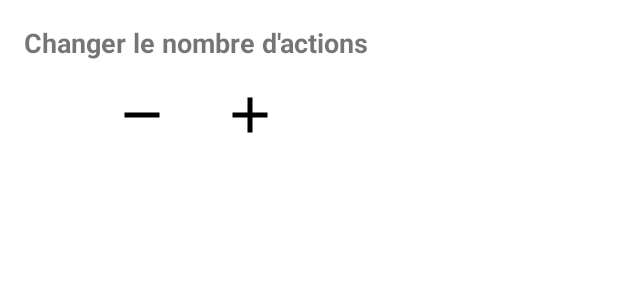
After one commit to alexandrerodenas/portfolio-stock-exchange-app, an Android app built with Jetpack Compose: the layout dialog_edit_quantity.xml on its own in the app's theme, with its tools: preview values and no code run, on a phone screen of 412 x 824 dp. The commit adds this screen. Shown: the top 300 px of the screen. Run offline under Robolectric (Android 15) with nearby library versions, the phone set to English and light mode, and no system bars.

Commit message:
new dialog to update stock number

```diff
--- a/app/src/main/java/com/example/portfolio/database/AppDatabase.kt
+++ b/app/src/main/java/com/example/portfolio/database/AppDatabase.kt
@@ -14,7 +14,6 @@ import com.example.portfolio.database.model.StockDB
 import com.example.portfolio.domain.dao.PositionDao
 import com.example.portfolio.domain.dao.StockDao
 import java.time.LocalDateTime
-import java.time.format.DateTimeFormatter
 import java.util.concurrent.Executors
 
 @TypeConverters(DateConverter::class)
@@ -22,7 +21,6 @@ import java.util.concurrent.Executors
 abstract class AppDatabase : RoomDatabase() {
     abstract fun stockDao(): StockDao
     abstract fun positionDao(): PositionDao
-
 
     companion object {
 
@@ -59,7 +57,8 @@ abstract class AppDatabase : RoomDatabase() {
             StockDB("UBI.PA", "Ubisoft", isForeign = false, isIndex = false),
             StockDB("RNO.PA", "Renault", isForeign = false, isIndex = false),
             StockDB("WPEA.PA", "IShares", isForeign = true, isIndex = false),
-            StockDB("ESE.PA", "BNP S&P500", isForeign = true, isIndex = false)
+            StockDB("ESE.PA", "BNP S&P500", isForeign = true, isIndex = false),
+            StockDB("DG.PA", "Vinci", isForeign = true, isIndex = false)
         )
 
 
--- a/app/src/main/java/com/example/portfolio/domain/dao/PositionDao.kt
+++ b/app/src/main/java/com/example/portfolio/domain/dao/PositionDao.kt
@@ -14,4 +14,10 @@ interface PositionDao {
 
     @Insert(onConflict = OnConflictStrategy.REPLACE)
     fun insert(positions: List<PositionDB>)
+
+    @Query("DELETE FROM positions WHERE id = :positionId")
+    fun deletePosition(positionId: Int)
+
+    @Query("UPDATE positions SET number = :newQuantity WHERE id = :positionId")
+    fun updatePositionQuantity(positionId: Int, newQuantity: Int)
 }
--- /dev/null
+++ b/app/src/main/res/drawable/edit.xml
@@ -0,0 +1,5 @@
+<vector xmlns:android="http://schemas.android.com/apk/res/android" android:height="24dp" android:tint="#000000" android:viewportHeight="24" android:viewportWidth="24" android:width="24dp">
+
+    <path android:fillColor="@android:color/white" android:pathData="M3,17.25V21h3.75L17.81,9.94l-3.75,-3.75L3,17.25zM20.71,7.04c0.39,-0.39 0.39,-1.02 0,-1.41l-2.34,-2.34c-0.39,-0.39 -1.02,-0.39 -1.41,0l-1.83,1.83 3.75,3.75 1.83,-1.83z"/>
+
+</vector>
--- /dev/null
+++ b/app/src/main/res/drawable/remove.xml
@@ -0,0 +1,5 @@
+<vector xmlns:android="http://schemas.android.com/apk/res/android" android:height="24dp" android:tint="#000000" android:viewportHeight="24" android:viewportWidth="24" android:width="24dp">
+
+    <path android:fillColor="@android:color/white" android:pathData="M19,13H5v-2h14v2z"/>
+
+</vector>
--- /dev/null
+++ b/app/src/main/res/layout/dialog_edit_quantity.xml
@@ -0,0 +1,47 @@
+<?xml version="1.0" encoding="utf-8"?>
+<LinearLayout xmlns:android="http://schemas.android.com/apk/res/android"
+    android:layout_width="wrap_content"
+    android:layout_height="wrap_content"
+    android:orientation="vertical"
+    android:padding="16dp"
+    android:gravity="center_horizontal">
+
+    <TextView
+        android:id="@+id/titleTextView"
+        android:layout_width="wrap_content"
+        android:layout_height="wrap_content"
+        android:text="@string/change_stock_number"
+        android:textSize="18sp"
+        android:textStyle="bold"
+        android:paddingBottom="16dp" />
+
+    <LinearLayout
+        android:layout_width="wrap_content"
+        android:layout_height="wrap_content"
+        android:orientation="horizontal"
+        android:gravity="center">
+
+        <ImageView
+            android:id="@+id/subtractButton"
+            android:layout_width="40dp"
+            android:layout_height="40dp"
+            android:src="@drawable/remove"
+            android:contentDescription="@string/decrease_quantity" />
+
+        <TextView
+            android:id="@+id/quantityTextView"
+            android:layout_width="wrap_content"
+            android:layout_height="wrap_content"
+            android:layout_marginHorizontal="16dp"
+            android:textSize="18sp"
+            android:gravity="center" />
+
+        <ImageView
+            android:id="@+id/addButton"
+            android:layout_width="40dp"
+            android:layout_height="40dp"
+            android:src="@drawable/add"
+            android:contentDescription="@string/increase_quantity" />
+
+    </LinearLayout>
+</LinearLayout>
--- a/app/src/main/res/values/strings.xml
+++ b/app/src/main/res/values/strings.xml
@@ -12,7 +12,7 @@
     <string name="plusminusvalue">+/- Value</string>
     <string name="buyprice">Prix achat</string>
     <string name="investment">Investissement</string>
-    <string name="local_values">Mes valeurs locales</string>
+    <string name="local_values">Mes valeurs française</string>
     <string name="foreign_values">Mes valeurs étrangères</string>
     <string name="pending_plus_minus_value">+/- value latente</string>
     <string name="top_3_stocks">Top 3</string>
@@ -27,5 +27,9 @@
     <string name="error_input_invalid">Formulaire invalide</string>
     <string name="error_date_invalid">Date invalide</string>
     <string name="position_added">Position ajoutée</string>
+    <string name="edit_description">editer</string>
+    <string name="decrease_quantity">retirer une action</string>
+    <string name="increase_quantity">augmenter la quantité</string>
+    <string name="change_stock_number">Changer le nombre d\'actions</string>
 
 </resources>
```
Also changed, not shown: app/src/main/java/com/example/portfolio/ui/activity/PositionsActivity.kt (+23 -3 lines), app/src/main/java/com/example/portfolio/ui/activity/fragment/EditQuantityDialogFragment.kt (added, +51 -0 lines), app/src/main/java/com/example/portfolio/ui/adapter/PositionsAdapter.kt (+16 -19 lines), app/src/main/res/layout/item_position.xml (+23 -4 lines).
